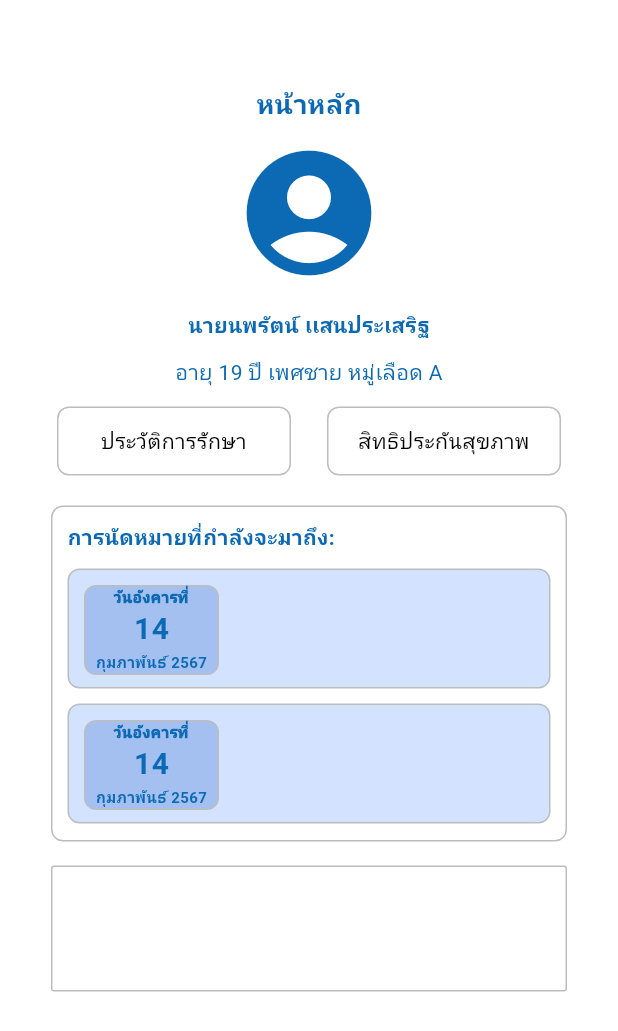
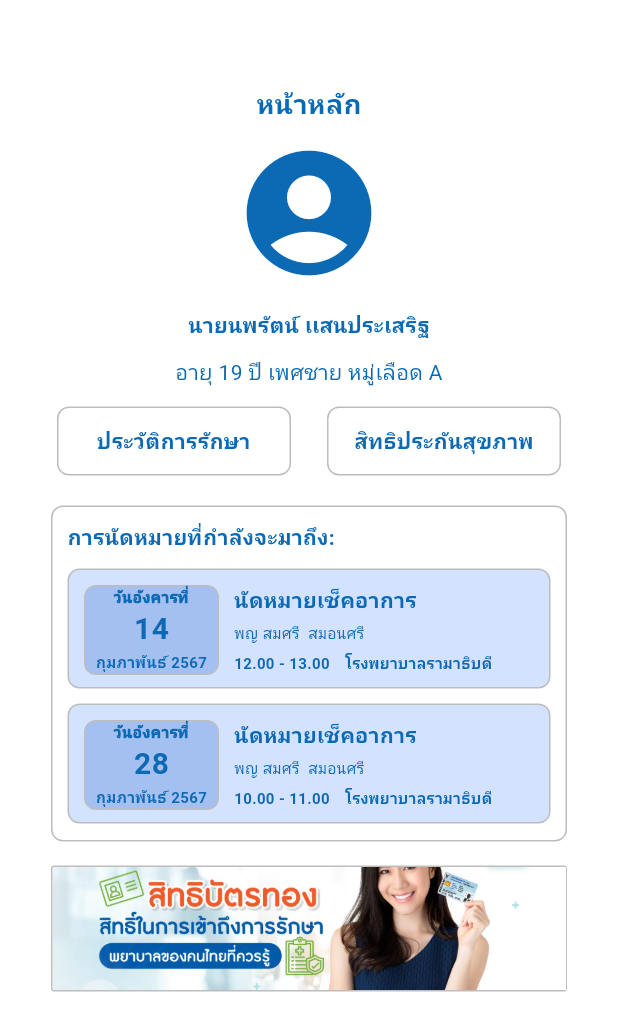
Before and after one commit to CDG-Hackathon/frontend, a Flutter app: the screen it shows after launch, on a phone screen of 412 x 824 dp. Shown: the top 1031 px of the screen. Run offline on Flutter 3.47's test engine with Material 3 defaults, Android fonts, the phone set to English and light mode, and no system bars.

Commit message:
add image home

```diff
--- a/lib/presentation/widgets/home/buttom_card.dart
+++ b/lib/presentation/widgets/home/buttom_card.dart
@@ -26,7 +26,7 @@ class ButtomCard extends StatelessWidget {
                   padding: const EdgeInsets.all(12),
                   child: const Text(
                     'ประวัติการรักษา',
-                    style: TextStyle(color: Colors.black, fontSize: 14),
+                    style: TextStyle(color: Color.fromARGB(255, 12, 105, 180), fontSize: 14, fontWeight: FontWeight.bold),
                     textAlign: TextAlign.center,
                   ),
                 ),
@@ -50,7 +50,7 @@ class ButtomCard extends StatelessWidget {
                   padding: const EdgeInsets.all(12),
                   child: const Text(
                     'สิทธิประกันสุขภาพ',
-                    style: TextStyle(color: Colors.black, fontSize: 14),
+                    style: TextStyle(color: Color.fromARGB(255, 12, 105, 180), fontSize: 14, fontWeight: FontWeight.bold),
                     textAlign: TextAlign.center,
                   ),
                 ),
--- a/lib/presentation/widgets/home/health_button.dart
+++ b/lib/presentation/widgets/home/health_button.dart
@@ -12,18 +12,14 @@ class HealthButton extends StatelessWidget {
         padding: const EdgeInsets.all(8.0),
         child: Container(
           decoration: BoxDecoration(
-            color: const Color.fromARGB(255, 255, 255, 255),
             borderRadius: BorderRadius.circular(2),
             border: Border.all(color: Colors.grey.shade400),
           ),
-          padding: const EdgeInsets.only(left: 10, top: 10),
-          child: const Text(
-            '',
-            style: TextStyle(
-              color: Color.fromARGB(255, 12, 105, 180),
-              fontSize: 14,
-              fontWeight: FontWeight.w600,
-            ),
+          clipBehavior:
+              Clip.hardEdge,
+          child: Image.asset(
+            'assets/images/card.png',
+            fit: BoxFit.cover,
           ),
         ),
       ),
--- a/lib/presentation/widgets/home/upcoming_appointment.dart
+++ b/lib/presentation/widgets/home/upcoming_appointment.dart
@@ -48,7 +48,7 @@ class _UpcomingAppointment extends State<UpcomingAppointment> {
                       border: Border.all(color: Colors.grey.shade400),
                     ),
                     padding: const EdgeInsets.only(left: 10, top: 10),
-                    child: Column(
+                    child: Row(
                       crossAxisAlignment: CrossAxisAlignment.start,
                       children: [
                         SizedBox(
@@ -94,6 +94,54 @@ class _UpcomingAppointment extends State<UpcomingAppointment> {
                             ),
                           ),
                         ),
+
+                        Padding(
+                          padding: const EdgeInsets.only(left: 10),
+                          child: Column(
+                            crossAxisAlignment: CrossAxisAlignment.start,
+                            children: [
+                              Text(
+                                'นัดหมายเช็คอาการ',
+                                style: TextStyle(
+                                  color: Color.fromARGB(255, 12, 105, 180),
+                                  fontSize: 14,
+                                  fontWeight: FontWeight.bold,
+                                ),
+                              ),
+                              const SizedBox(height: 5),
+                              Text(
+                                'พญ สมศรี  สมอนศรี',
+                                style: TextStyle(
+                                  color: Color.fromARGB(255, 12, 105, 180),
+                                  fontSize: 10,
+                                  fontWeight: FontWeight.normal,
+                                ),
+                              ),
+                              const SizedBox(height: 5),
+                              Row(
+                                children: [
+                                  Text(
+                                    '12.00 - 13.00',
+                                    style: TextStyle(
+                                      color: Color.fromARGB(255, 12, 105, 180),
+                                      fontSize: 10,
+                                      fontWeight: FontWeight.bold,
+                                    ),
+                                  ),
+                                  const SizedBox(width: 10),
+                                  Text(
+                                    'โรงพยาบาลรามาธิบดี',
+                                    style: TextStyle(
+                                      color: Color.fromARGB(255, 12, 105, 180),
+                                      fontSize: 10,
+                                      fontWeight: FontWeight.bold,
+                                    ),
+                                  ),
+                                ],
+                              ),
+                            ],
+                          ),
+                        ),
                       ],
                     ),
                   ),
@@ -114,7 +162,7 @@ class _UpcomingAppointment extends State<UpcomingAppointment> {
                       border: Border.all(color: Colors.grey.shade400),
                     ),
                     padding: const EdgeInsets.only(left: 10, top: 10),
-                    child: Column(
+                    child: Row(
                       crossAxisAlignment: CrossAxisAlignment.start,
                       children: [
                         SizedBox(
@@ -140,7 +188,7 @@ class _UpcomingAppointment extends State<UpcomingAppointment> {
                                     ),
                                   ),
                                   Text(
-                                    '14',
+                                    '28',
                                     style: TextStyle(
                                       color: Color.fromARGB(255, 12, 105, 180),
                                       fontSize: 20,
@@ -155,11 +203,68 @@ class _UpcomingAppointment extends State<UpcomingAppointment> {
                                       fontWeight: FontWeight.bold,
                                     ),
                                   ),
+
+
+
+
+
                                 ],
                               ),
                             ),
                           ),
                         ),
+
+
+                                                Padding(
+                          padding: const EdgeInsets.only(left: 10),
+                          child: Column(
+                            crossAxisAlignment: CrossAxisAlignment.start,
+                            children: [
+                              Text(
+                                'นัดหมายเช็คอาการ',
+                                style: TextStyle(
+                                  color: Color.fromARGB(255, 12, 105, 180),
+                                  fontSize: 14,
+                                  fontWeight: FontWeight.bold,
+                                ),
+                              ),
+                              const SizedBox(height: 5),
+                              Text(
+                                'พญ สมศรี  สมอนศรี',
+                                style: TextStyle(
+                                  color: Color.fromARGB(255, 12, 105, 180),
+                                  fontSize: 10,
+                                  fontWeight: FontWeight.normal,
+                                ),
+                              ),
+                              const SizedBox(height: 5),
+                              Row(
+                                children: [
+                                  Text(
+                                    '10.00 - 11.00',
+                                    style: TextStyle(
+                                      color: Color.fromARGB(255, 12, 105, 180),
+                                      fontSize: 10,
+                                      fontWeight: FontWeight.bold,
+                                    ),
+                                  ),
+                                  const SizedBox(width: 10),
+                                  Text(
+                                    'โรงพยาบาลรามาธิบดี',
+                                    style: TextStyle(
+                                      color: Color.fromARGB(255, 12, 105, 180),
+                                      fontSize: 10,
+                                      fontWeight: FontWeight.bold,
+                                    ),
+                                  ),
+                                ],
+                              ),
+                            ],
+                          ),
+                        ),
+
+
+
                       ],
                     ),
                   ),
--- a/pubspec.yaml
+++ b/pubspec.yaml
@@ -51,7 +51,8 @@ dev_dependencies:
 
 # The following section is specific to Flutter packages.
 flutter:
-
+  assets:
+    - assets/images/card.png
   # The following line ensures that the Material Icons font is
   # included with your application, so that you can use the icons in
   # the material Icons class.
```
Also changed, not shown: assets/images/card.png (added).
